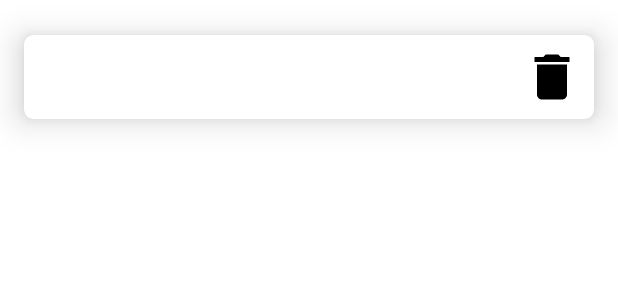
After one commit to iCm187/FirstApp, an Android app: the layout list_item.xml on its own in the app's theme, with its tools: preview values and no code run, on a phone screen of 412 x 824 dp. The commit adds this screen. Shown: the top 300 px of the screen. Run offline under Robolectric (Android 15) with nearby library versions, the phone set to English and light mode, and no system bars.

Commit message:
add new page for the application

```diff
--- /dev/null
+++ b/app/src/main/res/drawable/baseline_delete_24.xml
@@ -0,0 +1,5 @@
+<vector android:height="24dp" android:tint="#000000"
+    android:viewportHeight="24" android:viewportWidth="24"
+    android:width="24dp" xmlns:android="http://schemas.android.com/apk/res/android">
+    <path android:fillColor="@android:color/white" android:pathData="M6,19c0,1.1 0.9,2 2,2h8c1.1,0 2,-0.9 2,-2V7H6v12zM19,4h-3.5l-1,-1h-5l-1,1H5v2h14V4z"/>
+</vector>
--- /dev/null
+++ b/app/src/main/res/layout/list_item.xml
@@ -0,0 +1,44 @@
+<?xml version="1.0" encoding="utf-8"?>
+
+<androidx.constraintlayout.widget.ConstraintLayout xmlns:android="http://schemas.android.com/apk/res/android"
+    android:layout_width="match_parent"
+    android:layout_height="120dp"
+    xmlns:app="http://schemas.android.com/apk/res-auto">
+    <androidx.cardview.widget.CardView
+        android:layout_width="match_parent"
+        android:layout_height="wrap_content"
+        app:cardCornerRadius="6dp"
+        app:cardElevation="14dp"
+        app:cardUseCompatPadding="true"
+        app:layout_constraintStart_toStartOf="parent"
+        app:layout_constraintTop_toTopOf="parent">
+
+        <androidx.constraintlayout.widget.ConstraintLayout
+            android:layout_width="match_parent"
+            android:layout_height="wrap_content"
+            android:padding="8dp">
+
+            <androidx.appcompat.widget.AppCompatTextView
+                android:id="@+id/title"
+                android:layout_width="wrap_content"
+                android:layout_height="wrap_content"
+                android:textColor="@color/black"
+                android:textSize="18sp"
+                android:textStyle="bold"
+                app:layout_constraintBottom_toBottomOf="parent"
+                app:layout_constraintStart_toStartOf="parent"
+                app:layout_constraintTop_toTopOf="parent" />
+
+            <androidx.appcompat.widget.AppCompatImageView
+                android:id="@+id/delete"
+                android:layout_width="40dp"
+                android:layout_height="40dp"
+                android:src="@drawable/baseline_delete_24"
+                app:layout_constraintBottom_toBottomOf="parent"
+                app:layout_constraintEnd_toEndOf="parent"
+                app:layout_constraintTop_toTopOf="parent" />
+        </androidx.constraintlayout.widget.ConstraintLayout>
+
+    </androidx.cardview.widget.CardView>
+
+</androidx.constraintlayout.widget.ConstraintLayout>
--- a/app/src/main/res/values/ids.xml
+++ b/app/src/main/res/values/ids.xml
@@ -1,4 +1,6 @@
 <?xml version="1.0" encoding="utf-8"?>
 <resources>
     <item name="login_et" type="id" />
+    <item name="essentials_RV" type="id" />
+    <item name="delete" type="id" />
 </resources>
```
Also changed, not shown: app/src/main/java/com/example/firstapp/AndroidEssentialsListActivity.kt (+32 -9 lines), app/src/main/java/com/example/firstapp/AndroidEssentialsRecycleViewAdapter.kt (added, +39 -0 lines), app/src/main/java/com/example/firstapp/AndroidEssentialsViewHolder.kt (added, +25 -0 lines).
